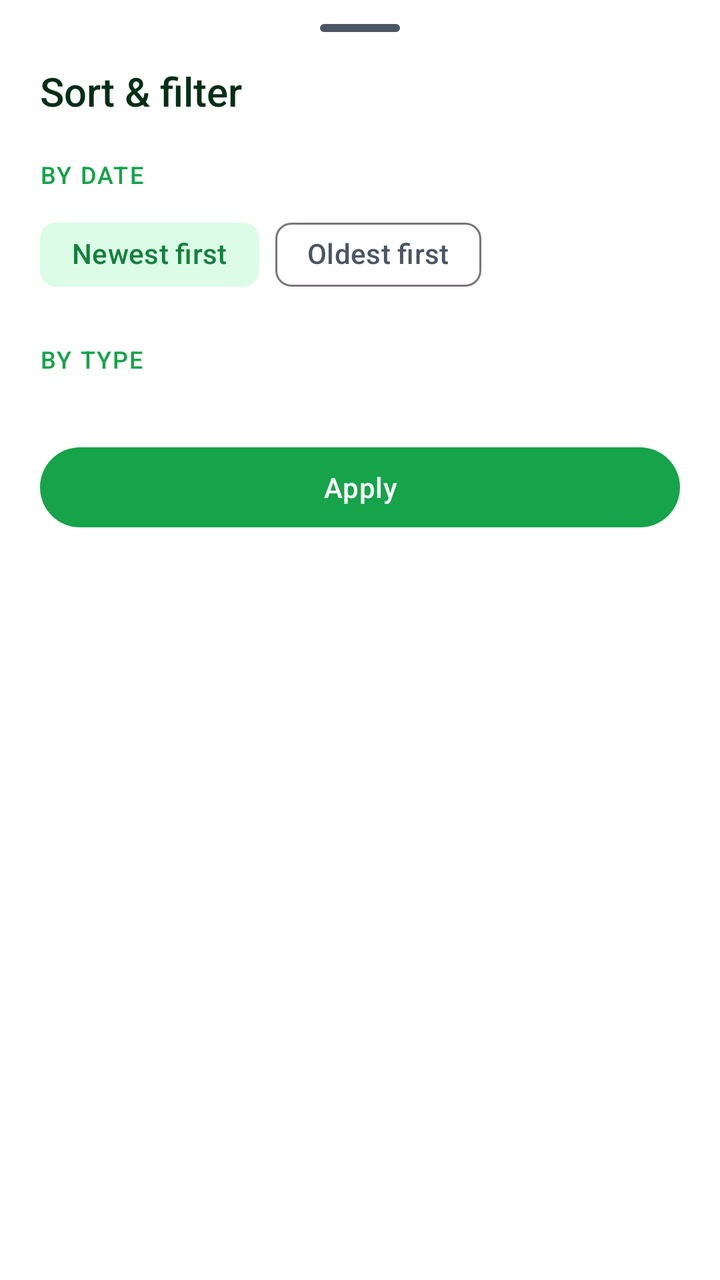
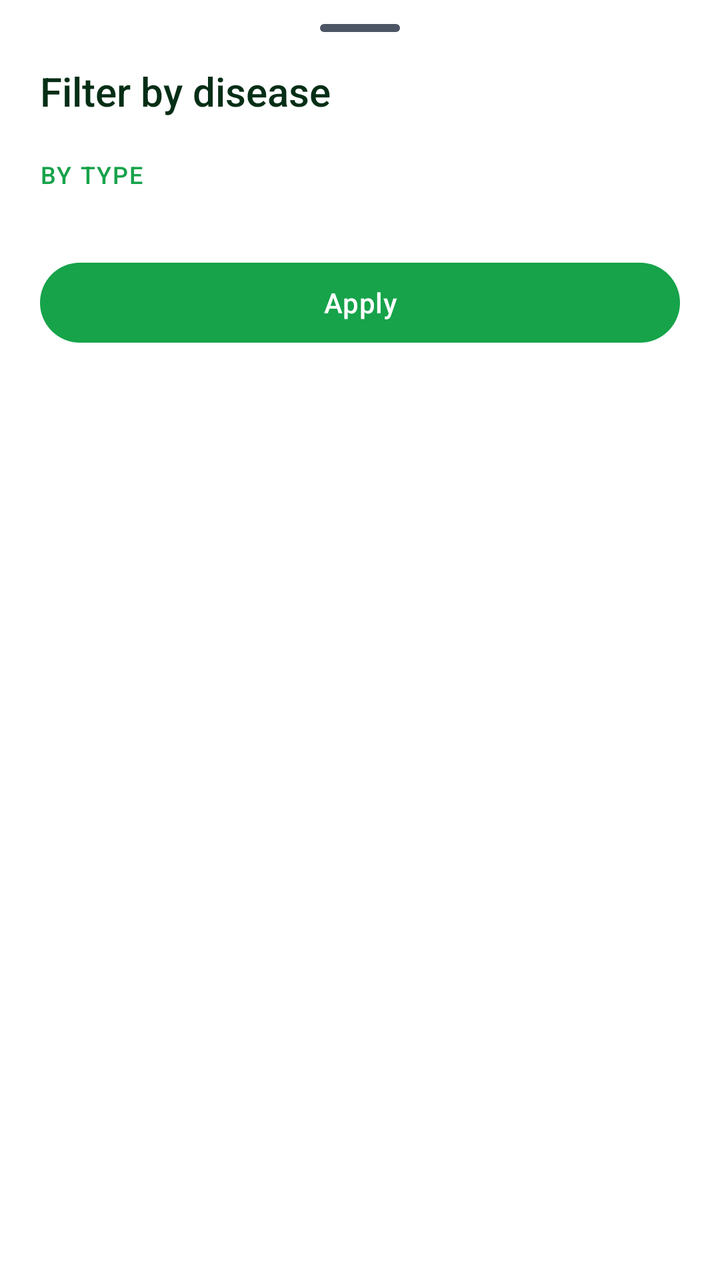

Two renders of the same Android screen: before a commit and after it. Below are the layout's source before the change and the commit's diff.
<!-- AndroidManifest.xml: application theme Theme.PlantDiseases -->
<!-- res/layout/sheet_nearby_filter.xml -->
<?xml version="1.0" encoding="utf-8"?>
<androidx.core.widget.NestedScrollView
    xmlns:android="http://schemas.android.com/apk/res/android"
    xmlns:app="http://schemas.android.com/apk/res-auto"
    android:layout_width="match_parent"
    android:layout_height="wrap_content"
    android:background="@color/surface">

    <LinearLayout
        android:layout_width="match_parent"
        android:layout_height="wrap_content"
        android:orientation="vertical"
        android:paddingHorizontal="@dimen/space_xl"
        android:paddingBottom="@dimen/space_3xl">

        
        <View
            android:layout_width="40dp"
            android:layout_height="4dp"
            android:layout_gravity="center_horizontal"
            android:layout_marginTop="@dimen/space_md"
            android:background="@drawable/bg_handle" />

        <TextView
            android:layout_width="wrap_content"
            android:layout_height="wrap_content"
            android:layout_marginTop="@dimen/space_lg"
            android:text="@string/nearby_filter_title"
            android:textColor="@color/on_surface"
            android:textSize="@dimen/text_title"
            android:fontFamily="sans-serif-medium" />

        
        <TextView
            android:layout_width="wrap_content"
            android:layout_height="wrap_content"
            android:layout_marginTop="@dimen/space_xl"
            android:text="@string/nearby_filter_by_date"
            android:textAllCaps="true"
            android:textColor="@color/primary"
            android:textSize="12sp"
            android:letterSpacing="0.06"
            android:fontFamily="sans-serif-medium" />

        <com.google.android.material.chip.ChipGroup
            android:id="@+id/cg_date"
            android:layout_width="match_parent"
            android:layout_height="wrap_content"
            android:layout_marginTop="@dimen/space_sm"
            app:singleSelection="true"
            app:selectionRequired="true"
            app:chipSpacingHorizontal="@dimen/space_sm">

            <com.google.android.material.chip.Chip
                android:id="@+id/chip_newest"
                style="@style/Widget.Material3.Chip.Filter"
                android:layout_width="wrap_content"
                android:layout_height="wrap_content"
                android:checked="true"
                android:text="@string/nearby_filter_date_newest"
                app:checkedIconEnabled="false"
                app:chipBackgroundColor="@color/chip_bg_color" />

            <com.google.android.material.chip.Chip
                android:id="@+id/chip_oldest"
                style="@style/Widget.Material3.Chip.Filter"
                android:layout_width="wrap_content"
                android:layout_height="wrap_content"
                android:text="@string/nearby_filter_date_oldest"
                app:checkedIconEnabled="false"
                app:chipBackgroundColor="@color/chip_bg_color" />

        </com.google.android.material.chip.ChipGroup>

        
        <TextView
            android:layout_width="wrap_content"
            android:layout_height="wrap_content"
            android:layout_marginTop="@dimen/space_xl"
            android:text="@string/nearby_filter_by_type"
            android:textAllCaps="true"
            android:textColor="@color/primary"
            android:textSize="12sp"
            android:letterSpacing="0.06"
            android:fontFamily="sans-serif-medium" />

        <com.google.android.material.chip.ChipGroup
            android:id="@+id/cg_type"
            android:layout_width="match_parent"
            android:layout_height="wrap_content"
            android:layout_marginTop="@dimen/space_sm"
            app:singleSelection="true"
            app:selectionRequired="true"
            app:chipSpacingHorizontal="@dimen/space_sm" />

        <com.google.android.material.button.MaterialButton
            android:id="@+id/btn_apply"
            android:layout_width="match_parent"
            android:layout_height="wrap_content"
            android:layout_marginTop="@dimen/space_2xl"
            android:text="@string/nearby_filter_apply" />

    </LinearLayout>

</androidx.core.widget.NestedScrollView>
<!-- resources referenced by this layout -->
<resources>
  <color name="on_surface">#052E16</color>
  <color name="primary">#16A34A</color>
  <color name="surface">#FFFFFF</color>
  <dimen name="space_2xl">24dp</dimen>
  <dimen name="space_3xl">32dp</dimen>
  <dimen name="space_lg">16dp</dimen>
  <dimen name="space_md">12dp</dimen>
  <dimen name="space_sm">8dp</dimen>
  <dimen name="space_xl">20dp</dimen>
  <dimen name="text_title">20sp</dimen>
  <!-- drawable bg_handle (drawable) -->
  <?xml version="1.0" encoding="utf-8"?>
  <shape xmlns:android="http://schemas.android.com/apk/res/android" android:shape="rectangle">
      <solid android:color="@color/on_surface_secondary" />
      <corners android:radius="2dp" />
  </shape>
  <string name="nearby_filter_apply">Apply</string>
  <string name="nearby_filter_by_date">By date</string>
  <string name="nearby_filter_by_type">By type</string>
  <string name="nearby_filter_date_newest">Newest first</string>
  <string name="nearby_filter_date_oldest">Oldest first</string>
  <string name="nearby_filter_title">Sort &amp; filter</string>
  <color name="on_surface_secondary">#4B5563</color>
  <color name="primary_dark">#15803D</color>
  <color name="on_primary">#FFFFFF</color>
  <color name="primary_light">#DCFCE7</color>
  <color name="secondary">#4ADE80</color>
  <color name="on_secondary">#052E16</color>
  <color name="background">#FFFFFF</color>
  <color name="surface_variant">#F0FDF4</color>
  <color name="surface_container_low">#F4FBF6</color>
  <color name="surface_container">#ECF7F0</color>
  <style name="App.Button.Filled" parent="Widget.Material3.Button">
          <item name="backgroundTint">@color/primary</item>
          <item name="android:textColor">@color/on_primary</item>
          <item name="rippleColor">@color/primary_dark</item>
          <item name="shapeAppearanceOverlay">@style/ShapeAppearance.App.Button</item>
          <item name="android:minHeight">48dp</item>
          <item name="android:paddingHorizontal">@dimen/space_2xl</item>
          <item name="android:textSize">@dimen/text_body</item>
          <item name="android:fontFamily">sans-serif-medium</item>
          <item name="android:letterSpacing">0.01</item>
          <item name="iconTint">@color/on_primary</item>
          <item name="elevation">0dp</item>
      </style>
  <style name="App.FAB" parent="Widget.Material3.FloatingActionButton.Primary">
          <item name="backgroundTint">@color/primary</item>
          <item name="tint">@color/on_primary</item>
          <item name="rippleColor">@color/primary_dark</item>
          <item name="elevation">6dp</item>
          <item name="hoveredFocusedTranslationZ">8dp</item>
          <item name="pressedTranslationZ">10dp</item>
      </style>
  <style name="App.FAB.Extended" parent="Widget.Material3.ExtendedFloatingActionButton.Primary">
          <item name="backgroundTint">@color/primary</item>
          <item name="iconTint">@color/on_primary</item>
          <item name="android:textColor">@color/on_primary</item>
          <item name="rippleColor">@color/primary_dark</item>
          <item name="elevation">6dp</item>
          <item name="android:fontFamily">sans-serif-medium</item>
          <item name="android:letterSpacing">0.02</item>
      </style>
  <style name="ShapeAppearance.App.Button" parent="ShapeAppearance.Material3.Corner.Large">
          <item name="cornerSize">24dp</item>
      </style>
  <dimen name="text_body">14sp</dimen>
  <!-- unchanged entries left out for length: 1 -->
</resources>

<!-- the commit's change to res/layout/sheet_nearby_filter.xml (unified diff, before → after) -->
@@ -35,48 +35,6 @@
             android:layout_width="wrap_content"
             android:layout_height="wrap_content"
             android:layout_marginTop="@dimen/space_xl"
-            android:text="@string/nearby_filter_by_date"
-            android:textAllCaps="true"
-            android:textColor="@color/primary"
-            android:textSize="12sp"
-            android:letterSpacing="0.06"
-            android:fontFamily="sans-serif-medium" />
-
-        <com.google.android.material.chip.ChipGroup
-            android:id="@+id/cg_date"
-            android:layout_width="match_parent"
-            android:layout_height="wrap_content"
-            android:layout_marginTop="@dimen/space_sm"
-            app:singleSelection="true"
-            app:selectionRequired="true"
-            app:chipSpacingHorizontal="@dimen/space_sm">
-
-            <com.google.android.material.chip.Chip
-                android:id="@+id/chip_newest"
-                style="@style/Widget.Material3.Chip.Filter"
-                android:layout_width="wrap_content"
-                android:layout_height="wrap_content"
-                android:checked="true"
-                android:text="@string/nearby_filter_date_newest"
-                app:checkedIconEnabled="false"
-                app:chipBackgroundColor="@color/chip_bg_color" />
-
-            <com.google.android.material.chip.Chip
-                android:id="@+id/chip_oldest"
-                style="@style/Widget.Material3.Chip.Filter"
-                android:layout_width="wrap_content"
-                android:layout_height="wrap_content"
-                android:text="@string/nearby_filter_date_oldest"
-                app:checkedIconEnabled="false"
-                app:chipBackgroundColor="@color/chip_bg_color" />
-
-        </com.google.android.material.chip.ChipGroup>
-
-        
-        <TextView
-            android:layout_width="wrap_content"
-            android:layout_height="wrap_content"
-            android:layout_marginTop="@dimen/space_xl"
             android:text="@string/nearby_filter_by_type"
             android:textAllCaps="true"
             android:textColor="@color/primary"
<!-- resource entries referenced after the edit -->
@@ -17,11 +17,8 @@
       <corners android:radius="2dp" />
   </shape>
   <string name="nearby_filter_apply">Apply</string>
-  <string name="nearby_filter_by_date">By date</string>
   <string name="nearby_filter_by_type">By type</string>
-  <string name="nearby_filter_date_newest">Newest first</string>
-  <string name="nearby_filter_date_oldest">Oldest first</string>
-  <string name="nearby_filter_title">Sort &amp; filter</string>
+  <string name="nearby_filter_title">Filter by disease</string>
   <color name="on_surface_secondary">#4B5563</color>
   <color name="primary_dark">#15803D</color>
   <color name="on_primary">#FFFFFF</color>
